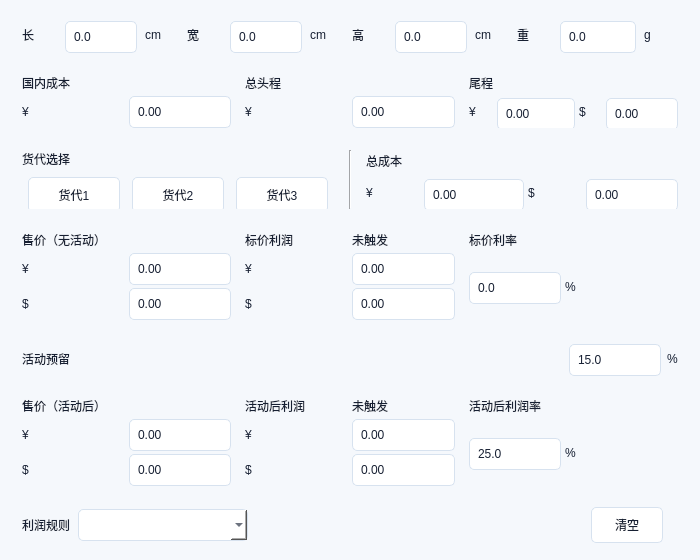
This is src/profit_accounting_26/ui/forms/quick_calculator.ui in aidenkael/2.6.1 as Qt 5 draws it before an edit. The edited form follows.
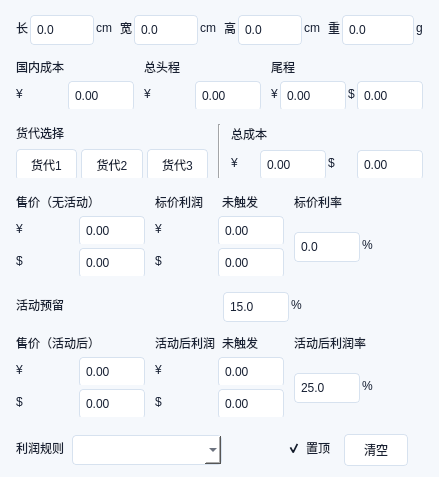
This is the edited form.

Commit message: feat: UU测算 final closure — 3 profit defaults, compact UI, on-top toggle, BAT

The edit to the form file:
```diff
--- a/src/profit_accounting_26/ui/forms/quick_calculator.ui
+++ b/src/profit_accounting_26/ui/forms/quick_calculator.ui
@@ -2,54 +2,35 @@
 <ui version="4.0">
  <class>QuickCalculatorWindow</class>
  <widget class="QMainWindow" name="QuickCalculatorWindow">
-  <property name="geometry">
-   <rect>
-    <x>0</x>
-    <y>0</y>
-    <width>700</width>
-    <height>560</height>
-   </rect>
-  </property>
-  <property name="minimumSize">
-   <size>
-    <width>700</width>
-    <height>560</height>
-   </size>
-  </property>
-  <property name="maximumSize">
-   <size>
-    <width>700</width>
-    <height>560</height>
-   </size>
-  </property>
   <property name="windowTitle">
    <string>UU测算</string>
   </property>
   <property name="styleSheet">
    <string>QMainWindow,QWidget{background:#f5f8fc;color:#172033;font-family:"Microsoft YaHei UI";font-size:9pt;}
-QFrame[section="true"]{background:white;border:1px solid #dbe5f1;border-radius:8px;}
+QFrame[section="true"]{background:white;border:1px solid #dbe5f1;border-radius:6px;}
 QLabel[title="true"]{font-weight:600;} QLabel[unit="true"]{color:#607089;} QLabel[status="true"]{font-size:8pt;color:#607089;}
-QDoubleSpinBox,QComboBox{background:white;border:1px solid #d7e2ef;border-radius:5px;padding:3px 6px;min-height:24px;}
+QDoubleSpinBox,QComboBox{background:white;border:1px solid #d7e2ef;border-radius:4px;padding:2px 4px;min-height:24px;}
 QDoubleSpinBox[preview="true"]{background:#f1f5fa;color:#607089;}
-QToolButton,QPushButton{background:white;border:1px solid #d7e2ef;border-radius:5px;padding:5px 8px;min-height:24px;}
-QToolButton[selected="true"]{background:#176ff2;color:white;border-color:#176ff2;font-weight:600;}</string>
+QToolButton,QPushButton{background:white;border:1px solid #d7e2ef;border-radius:4px;padding:3px 6px;min-height:24px;}
+QToolButton[selected="true"]{background:#176ff2;color:white;border-color:#176ff2;font-weight:600;}
+QCheckBox{background:transparent;color:#172033;}</string>
   </property>
   <widget class="QWidget" name="centralWidget">
    <layout class="QVBoxLayout" name="mainLayout">
     <property name="spacing">
-     <number>6</number>
+     <number>5</number>
     </property>
     <property name="leftMargin">
-     <number>10</number>
+     <number>8</number>
     </property>
     <property name="topMargin">
-     <number>10</number>
+     <number>8</number>
     </property>
     <property name="rightMargin">
-     <number>10</number>
+     <number>8</number>
     </property>
     <property name="bottomMargin">
-     <number>10</number>
+     <number>8</number>
     </property>
     <item>
      <widget class="QFrame" name="specSection">
@@ -61,16 +42,33 @@
         <number>8</number>
        </property>
        <property name="leftMargin">
-        <number>12</number>
+        <number>8</number>
        </property>
        <property name="topMargin">
+        <number>5</number>
+       </property>
+       <property name="rightMargin">
         <number>8</number>
        </property>
+       <property name="bottomMargin">
+        <number>5</number>
+       </property>
+       <item>
+        <layout class="QHBoxLayout" name="specLengthRow">
+         <property name="spacing">
+          <number>2</number>
+         </property>
+         <property name="leftMargin">
+          <number>0</number>
+         </property>
+         <property name="topMargin">
+          <number>0</number>
+         </property>
        <property name="rightMargin">
-        <number>12</number>
+          <number>0</number>
        </property>
        <property name="bottomMargin">
-        <number>8</number>
+          <number>0</number>
        </property>
        <item>
         <widget class="QLabel" name="lblQuickspinConservativeLengthCm">
@@ -83,14 +81,14 @@
         <widget class="QDoubleSpinBox" name="spinConservativeLengthCm">
          <property name="minimumSize">
           <size>
-           <width>72</width>
-           <height>28</height>
+             <width>64</width>
+             <height>26</height>
           </size>
          </property>
          <property name="maximumSize">
           <size>
-           <width>72</width>
-           <height>28</height>
+             <width>64</width>
+             <height>26</height>
           </size>
          </property>
          <property name="buttonSymbols">
@@ -114,6 +112,25 @@
          </property>
         </widget>
        </item>
+        </layout>
+       </item>
+       <item>
+        <layout class="QHBoxLayout" name="specWidthRow">
+         <property name="spacing">
+          <number>2</number>
+         </property>
+         <property name="leftMargin">
+          <number>0</number>
+         </property>
+         <property name="topMargin">
+          <number>0</number>
+         </property>
+         <property name="rightMargin">
+          <number>0</number>
+         </property>
+         <property name="bottomMargin">
+          <number>0</number>
+         </property>
        <item>
         <widget class="QLabel" name="lblQuickspinConservativeWidthCm">
          <property name="text">
@@ -125,14 +142,14 @@
         <widget class="QDoubleSpinBox" name="spinConservativeWidthCm">
          <property name="minimumSize">
           <size>
-           <width>72</width>
-           <height>28</height>
+             <width>64</width>
+             <height>26</height>
           </size>
          </property>
          <property name="maximumSize">
           <size>
-           <width>72</width>
-           <height>28</height>
+             <width>64</width>
+             <height>26</height>
           </size>
          </property>
          <property name="buttonSymbols">
@@ -156,6 +173,25 @@
          </property>
         </widget>
        </item>
+        </layout>
+       </item>
+       <item>
+        <layout class="QHBoxLayout" name="specHeightRow">
+         <property name="spacing">
+          <number>2</number>
+         </property>
+         <property name="leftMargin">
+          <number>0</number>
+         </property>
+         <property name="topMargin">
+          <number>0</number>
+         </property>
+         <property name="rightMargin">
+          <number>0</number>
+         </property>
+         <property name="bottomMargin">
+          <number>0</number>
+         </property>
        <item>
         <widget class="QLabel" name="lblQuickspinConservativeHeightCm">
          <property name="text">
@@ -167,14 +203,14 @@
         <widget class="QDoubleSpinBox" name="spinConservativeHeightCm">
          <property name="minimumSize">
           <size>
-           <width>72</width>
-           <height>28</height>
+             <width>64</width>
+             <height>26</height>
           </size>
          </property>
          <property name="maximumSize">
           <size>
-           <width>72</width>
-           <height>28</height>
+             <width>64</width>
+             <height>26</height>
           </size>
          </property>
          <property name="buttonSymbols">
@@ -198,6 +234,25 @@
          </property>
         </widget>
        </item>
+        </layout>
+       </item>
+       <item>
+        <layout class="QHBoxLayout" name="specWeightRow">
+         <property name="spacing">
+          <number>2</number>
+         </property>
+         <property name="leftMargin">
+          <number>0</number>
+         </property>
+         <property name="topMargin">
+          <number>0</number>
+         </property>
+         <property name="rightMargin">
+          <number>0</number>
+         </property>
+         <property name="bottomMargin">
+          <number>0</number>
+         </property>
        <item>
         <widget class="QLabel" name="lblQuickspinConservativeWeightG">
          <property name="text">
@@ -209,14 +264,14 @@
         <widget class="QDoubleSpinBox" name="spinConservativeWeightG">
          <property name="minimumSize">
           <size>
-           <width>76</width>
-           <height>28</height>
+             <width>72</width>
+             <height>26</height>
           </size>
          </property>
          <property name="maximumSize">
           <size>
-           <width>76</width>
-           <height>28</height>
+             <width>72</width>
+             <height>26</height>
           </size>
          </property>
          <property name="buttonSymbols">
@@ -241,6 +296,8 @@
         </widget>
        </item>
       </layout>
+       </item>
+      </layout>
      </widget>
     </item>
     <item>
@@ -249,23 +306,23 @@
        <bool>true</bool>
       </property>
       <layout class="QGridLayout" name="costGrid">
+       <property name="horizontalSpacing">
+        <number>10</number>
+       </property>
+       <property name="verticalSpacing">
+        <number>3</number>
+       </property>
        <property name="leftMargin">
-        <number>12</number>
+        <number>8</number>
        </property>
        <property name="topMargin">
-        <number>8</number>
+        <number>5</number>
        </property>
        <property name="rightMargin">
-        <number>12</number>
+        <number>8</number>
        </property>
        <property name="bottomMargin">
-        <number>8</number>
-       </property>
-       <property name="horizontalSpacing">
-        <number>14</number>
-       </property>
-       <property name="verticalSpacing">
-        <number>4</number>
+        <number>5</number>
        </property>
        <item row="0" column="0">
         <widget class="QLabel" name="lblQuickDomesticCost">
@@ -301,7 +358,7 @@
         <widget class="QWidget" name="quickDomesticCostRow" native="true">
          <layout class="QHBoxLayout" name="quickDomesticCostRowLayout">
           <property name="spacing">
-           <number>4</number>
+           <number>2</number>
           </property>
           <property name="leftMargin">
            <number>0</number>
@@ -327,6 +384,18 @@
           </item>
           <item>
            <widget class="QDoubleSpinBox" name="spinQuickDomesticCostRmb">
+            <property name="minimumSize">
+             <size>
+              <width>66</width>
+              <height>26</height>
+             </size>
+            </property>
+            <property name="maximumSize">
+             <size>
+              <width>66</width>
+              <height>26</height>
+             </size>
+            </property>
             <property name="buttonSymbols">
              <enum>QAbstractSpinBox::NoButtons</enum>
             </property>
@@ -345,7 +414,7 @@
         <widget class="QWidget" name="quickFirstMileRow" native="true">
          <layout class="QHBoxLayout" name="quickFirstMileRowLayout">
           <property name="spacing">
-           <number>4</number>
+           <number>2</number>
           </property>
           <property name="leftMargin">
            <number>0</number>
@@ -371,6 +440,18 @@
           </item>
           <item>
            <widget class="QDoubleSpinBox" name="txtQuickFirstMileTotalRmb">
+            <property name="minimumSize">
+             <size>
+              <width>66</width>
+              <height>26</height>
+             </size>
+            </property>
+            <property name="maximumSize">
+             <size>
+              <width>66</width>
+              <height>26</height>
+             </size>
+            </property>
             <property name="buttonSymbols">
              <enum>QAbstractSpinBox::NoButtons</enum>
             </property>
@@ -395,7 +476,7 @@
         <widget class="QWidget" name="quickTailRow" native="true">
          <layout class="QHBoxLayout" name="quickTailRowLayout">
           <property name="spacing">
-           <number>4</number>
+           <number>2</number>
           </property>
           <property name="leftMargin">
            <number>0</number>
@@ -423,14 +504,14 @@
            <widget class="QDoubleSpinBox" name="spinTailFreightRmb">
             <property name="minimumSize">
              <size>
-              <width>78</width>
-              <height>28</height>
+              <width>66</width>
+              <height>26</height>
              </size>
             </property>
             <property name="maximumSize">
              <size>
-              <width>78</width>
-              <height>28</height>
+              <width>66</width>
+              <height>26</height>
              </size>
             </property>
             <property name="buttonSymbols">
@@ -458,14 +539,14 @@
            <widget class="QDoubleSpinBox" name="spinTailFreightUsd">
             <property name="minimumSize">
              <size>
-              <width>72</width>
-              <height>28</height>
+              <width>66</width>
+              <height>26</height>
              </size>
             </property>
             <property name="maximumSize">
              <size>
-              <width>72</width>
-              <height>28</height>
+              <width>66</width>
+              <height>26</height>
              </size>
             </property>
             <property name="buttonSymbols">
@@ -492,25 +573,25 @@
       </property>
       <layout class="QHBoxLayout" name="forwarderCostLayout">
        <property name="spacing">
-        <number>14</number>
+        <number>10</number>
        </property>
        <property name="leftMargin">
-        <number>12</number>
+        <number>8</number>
        </property>
        <property name="topMargin">
-        <number>8</number>
+        <number>5</number>
        </property>
        <property name="rightMargin">
-        <number>12</number>
+        <number>8</number>
        </property>
        <property name="bottomMargin">
-        <number>8</number>
+        <number>5</number>
        </property>
        <item>
         <widget class="QWidget" name="forwarderHost">
          <layout class="QVBoxLayout" name="forwarderHostLayout">
           <property name="spacing">
-           <number>5</number>
+           <number>4</number>
           </property>
           <property name="leftMargin">
            <number>0</number>
@@ -537,7 +618,7 @@
           <item>
            <layout class="QHBoxLayout" name="quickForwarderButtonsLayout">
             <property name="spacing">
-             <number>6</number>
+             <number>4</number>
             </property>
             <item>
              <widget class="QToolButton" name="btnQuickForwarder1">
@@ -549,14 +630,14 @@
               </property>
               <property name="minimumSize">
                <size>
-                <width>76</width>
-                <height>28</height>
+                <width>48</width>
+                <height>26</height>
                </size>
               </property>
               <property name="maximumSize">
                <size>
-                <width>92</width>
-                <height>28</height>
+                <width>88</width>
+                <height>26</height>
                </size>
               </property>
              </widget>
@@ -571,14 +652,14 @@
               </property>
               <property name="minimumSize">
                <size>
-                <width>76</width>
-                <height>28</height>
+                <width>48</width>
+                <height>26</height>
                </size>
               </property>
               <property name="maximumSize">
                <size>
-                <width>92</width>
-                <height>28</height>
+                <width>88</width>
+                <height>26</height>
                </size>
               </property>
              </widget>
@@ -593,14 +674,14 @@
               </property>
               <property name="minimumSize">
                <size>
-                <width>76</width>
-                <height>28</height>
+                <width>48</width>
+                <height>26</height>
                </size>
               </property>
               <property name="maximumSize">
                <size>
-                <width>92</width>
-                <height>28</height>
+                <width>88</width>
+                <height>26</height>
                </size>
               </property>
              </widget>
@@ -624,7 +705,7 @@
         <widget class="QWidget" name="totalCostHost">
          <layout class="QVBoxLayout" name="totalCostHostLayout">
           <property name="spacing">
-           <number>5</number>
+           <number>4</number>
           </property>
           <property name="leftMargin">
            <number>0</number>
@@ -652,7 +733,7 @@
            <widget class="QWidget" name="quickTotalCostRow" native="true">
             <layout class="QHBoxLayout" name="quickTotalCostRowLayout">
              <property name="spacing">
-              <number>4</number>
+              <number>2</number>
              </property>
              <property name="leftMargin">
               <number>0</number>
@@ -680,14 +761,14 @@
               <widget class="QDoubleSpinBox" name="txtCalculatedCostRmb">
                <property name="minimumSize">
                 <size>
-                 <width>100</width>
-                 <height>28</height>
+                 <width>66</width>
+                 <height>26</height>
                 </size>
                </property>
                <property name="maximumSize">
                 <size>
-                 <width>100</width>
-                 <height>28</height>
+                 <width>66</width>
+                 <height>26</height>
                 </size>
                </property>
                <property name="buttonSymbols">
@@ -715,14 +796,14 @@
               <widget class="QDoubleSpinBox" name="txtCalculatedCostUsd">
                <property name="minimumSize">
                 <size>
-                 <width>92</width>
-                 <height>28</height>
+                 <width>66</width>
+                 <height>26</height>
                 </size>
                </property>
                <property name="maximumSize">
                 <size>
-                 <width>92</width>
-                 <height>28</height>
+                 <width>66</width>
+                 <height>26</height>
                 </size>
                </property>
                <property name="buttonSymbols">
@@ -759,23 +840,23 @@
        <bool>true</bool>
       </property>
       <layout class="QGridLayout" name="noActivityGrid">
+       <property name="horizontalSpacing">
+        <number>10</number>
+       </property>
+       <property name="verticalSpacing">
+        <number>3</number>
+       </property>
        <property name="leftMargin">
-        <number>12</number>
+        <number>8</number>
        </property>
        <property name="topMargin">
-        <number>8</number>
+        <number>5</number>
        </property>
        <property name="rightMargin">
-        <number>12</number>
+        <number>8</number>
        </property>
        <property name="bottomMargin">
-        <number>8</number>
-       </property>
-       <property name="horizontalSpacing">
-        <number>14</number>
-       </property>
-       <property name="verticalSpacing">
-        <number>4</number>
+        <number>5</number>
        </property>
        <item row="0" column="0">
         <widget class="QLabel" name="lblNoActivityPrice">
@@ -838,11 +919,11 @@
          </property>
         </widget>
        </item>
-       <item row="1" column="0" rowspan="2" colspan="1">
+       <item row="1" column="0">
         <widget class="QWidget" name="noActivityPrice" native="true">
          <layout class="QVBoxLayout" name="noActivityPriceLayout">
           <property name="spacing">
-           <number>3</number>
+           <number>2</number>
           </property>
           <property name="leftMargin">
            <number>0</number>
@@ -860,7 +941,7 @@
            <widget class="QWidget" name="noActivityPriceRmbRow" native="true">
             <layout class="QHBoxLayout" name="noActivityPriceRmbRowLayout">
              <property name="spacing">
-              <number>4</number>
+              <number>2</number>
              </property>
              <property name="leftMargin">
               <number>0</number>
@@ -886,6 +967,18 @@
              </item>
              <item>
               <widget class="QDoubleSpinBox" name="txtNoActivityPriceRmb">
+               <property name="minimumSize">
+                <size>
+                 <width>66</width>
+                 <height>26</height>
+                </size>
+               </property>
+               <property name="maximumSize">
+                <size>
+                 <width>66</width>
+                 <height>26</height>
+                </size>
+               </property>
                <property name="buttonSymbols">
                 <enum>QAbstractSpinBox::NoButtons</enum>
                </property>
@@ -910,7 +1003,7 @@
            <widget class="QWidget" name="noActivityPriceUsdRow" native="true">
             <layout class="QHBoxLayout" name="noActivityPriceUsdRowLayout">
              <property name="spacing">
-              <number>4</number>
+              <number>2</number>
              </property>
              <property name="leftMargin">
               <number>0</number>
@@ -936,6 +1029,18 @@
              </item>
              <item>
               <widget class="QDoubleSpinBox" name="txtNoActivityPriceUsd">
+               <property name="minimumSize">
+                <size>
+                 <width>66</width>
+                 <height>26</height>
+                </size>
+               </property>
+               <property name="maximumSize">
+                <size>
+                 <width>66</width>
+                 <height>26</height>
+                </size>
+               </property>
                <property name="buttonSymbols">
                 <enum>QAbstractSpinBox::NoButtons</enum>
                </property>
@@ -953,11 +1058,11 @@
          </layout>
         </widget>
        </item>
-       <item row="1" column="1" rowspan="2" colspan="1">
+       <item row="1" column="1">
         <widget class="QWidget" name="noActivityProfit" native="true">
          <layout class="QVBoxLayout" name="noActivityProfitLayout">
           <property name="spacing">
-           <number>3</number>
+           <number>2</number>
           </property>
           <property name="leftMargin">
            <number>0</number>
@@ -975,7 +1080,7 @@
            <widget class="QWidget" name="noActivityProfitRmbRow" native="true">
             <layout class="QHBoxLayout" name="noActivityProfitRmbRowLayout">
              <property name="spacing">
-              <number>4</number>
+              <number>2</number>
              </property>
              <property name="leftMargin">
               <number>0</number>
@@ -1001,6 +1106,18 @@
              </item>
              <item>
               <widget class="QDoubleSpinBox" name="txtNoActivityProfitRmb">
+               <property name="minimumSize">
+                <size>
+                 <width>66</width>
+                 <height>26</height>
+                </size>
+               </property>
+               <property name="maximumSize">
+                <size>
+                 <width>66</width>
+                 <height>26</height>
+                </size>
+               </property>
                <property name="buttonSymbols">
                 <enum>QAbstractSpinBox::NoButtons</enum>
                </property>
@@ -1022,7 +1139,7 @@
            <widget class="QWidget" name="noActivityProfitUsdRow" native="true">
             <layout class="QHBoxLayout" name="noActivityProfitUsdRowLayout">
              <property name="spacing">
-              <number>4</number>
+              <number>2</number>
              </property>
              <property name="leftMargin">
               <number>0</number>
@@ -1048,6 +1165,18 @@
              </item>
              <item>
               <widget class="QDoubleSpinBox" name="txtNoActivityProfitUsd">
+               <property name="minimumSize">
+                <size>
+                 <width>66</width>
+                 <height>26</height>
+                </size>
+               </property>
+               <property name="maximumSize">
+                <size>
+                 <width>66</width>
+                 <height>26</height>
+                </size>
+               </property>
                <property name="buttonSymbols">
                 <enum>QAbstractSpinBox::NoButtons</enum>
                </property>
@@ -1074,11 +1203,11 @@
          </layout>
         </widget>
        </item>
-       <item row="1" column="2" rowspan="2" colspan="1">
+       <item row="1" column="2">
         <widget class="QWidget" name="listPriceRateRow" native="true">
          <layout class="QHBoxLayout" name="listPriceRateRowLayout">
           <property name="spacing">
-           <number>4</number>
+           <number>2</number>
           </property>
           <property name="leftMargin">
            <number>0</number>
@@ -1096,14 +1225,14 @@
            <widget class="QDoubleSpinBox" name="txtListPriceProfitRate">
             <property name="minimumSize">
              <size>
-              <width>92</width>
-              <height>28</height>
+              <width>66</width>
+              <height>26</height>
              </size>
             </property>
             <property name="maximumSize">
              <size>
-              <width>92</width>
-              <height>28</height>
+              <width>66</width>
+              <height>26</height>
              </size>
             </property>
             <property name="buttonSymbols">
@@ -1146,16 +1275,16 @@
         <number>6</number>
        </property>
        <property name="leftMargin">
-        <number>12</number>
+        <number>8</number>
        </property>
        <property name="topMargin">
-        <number>6</number>
+        <number>4</number>
        </property>
        <property name="rightMargin">
-        <number>12</number>
+        <number>8</number>
        </property>
        <property name="bottomMargin">
-        <number>6</number>
+        <number>4</number>
        </property>
        <item>
         <widget class="QLabel" name="lblPromotionReserve">
@@ -1168,30 +1297,34 @@
         </widget>
        </item>
        <item>
-        <spacer name="promotionReserveStretch">
-         <property name="orientation">
-          <enum>Qt::Horizontal</enum>
+        <layout class="QHBoxLayout" name="promotionReserveValueRow">
+         <property name="spacing">
+          <number>2</number>
          </property>
-         <property name="sizeHint">
-          <size>
-           <width>40</width>
-           <height>1</height>
-          </size>
+         <property name="leftMargin">
+          <number>0</number>
          </property>
-        </spacer>
-       </item>
+         <property name="topMargin">
+          <number>0</number>
+         </property>
+         <property name="rightMargin">
+          <number>0</number>
+         </property>
+         <property name="bottomMargin">
+          <number>0</number>
+         </property>
        <item>
         <widget class="QDoubleSpinBox" name="spinPromotionReserve">
          <property name="minimumSize">
           <size>
-           <width>92</width>
-           <height>28</height>
+             <width>66</width>
+             <height>26</height>
           </size>
          </property>
          <property name="maximumSize">
           <size>
-           <width>92</width>
-           <height>28</height>
+             <width>66</width>
+             <height>26</height>
           </size>
          </property>
          <property name="buttonSymbols">
@@ -1219,6 +1352,8 @@
         </widget>
        </item>
       </layout>
+       </item>
+      </layout>
      </widget>
     </item>
     <item>
@@ -1227,23 +1362,23 @@
        <bool>true</bool>
       </property>
       <layout class="QGridLayout" name="activityGrid">
+       <property name="horizontalSpacing">
+        <number>10</number>
+       </property>
+       <property name="verticalSpacing">
+        <number>3</number>
+       </property>
        <property name="leftMargin">
-        <number>12</number>
+        <number>8</number>
        </property>
        <property name="topMargin">
-        <number>8</number>
+        <number>5</number>
        </property>
        <property name="rightMargin">
-        <number>12</number>
+        <number>8</number>
        </property>
        <property name="bottomMargin">
-        <number>8</number>
-       </property>
-       <property name="horizontalSpacing">
-        <number>14</number>
-       </property>
-       <property name="verticalSpacing">
-        <number>4</number>
+        <number>5</number>
        </property>
        <item row="0" column="0">
         <widget class="QLabel" name="lblActivityPrice">
@@ -1306,11 +1441,11 @@
          </property>
         </widget>
        </item>
-       <item row="1" column="0" rowspan="2" colspan="1">
+       <item row="1" column="0">
         <widget class="QWidget" name="activityPrice" native="true">
          <layout class="QVBoxLayout" name="activityPriceLayout">
           <property name="spacing">
-           <number>3</number>
+           <number>2</number>
           </property>
           <property name="leftMargin">
            <number>0</number>
@@ -1328,7 +1463,7 @@
            <widget class="QWidget" name="activityPriceRmbRow" native="true">
             <layout class="QHBoxLayout" name="activityPriceRmbRowLayout">
              <property name="spacing">
-              <number>4</number>
+              <number>2</number>
              </property>
              <property name="leftMargin">
               <number>0</number>
@@ -1354,6 +1489,18 @@
              </item>
              <item>
               <widget class="QDoubleSpinBox" name="txtActivityPriceRmb">
+               <property name="minimumSize">
+                <size>
+                 <width>66</width>
+                 <height>26</height>
+                </size>
+               </property>
+               <property name="maximumSize">
+                <size>
+                 <width>66</width>
+                 <height>26</height>
+                </size>
+               </property>
                <property name="buttonSymbols">
                 <enum>QAbstractSpinBox::NoButtons</enum>
                </property>
@@ -1378,7 +1525,7 @@
            <widget class="QWidget" name="activityPriceUsdRow" native="true">
             <layout class="QHBoxLayout" name="activityPriceUsdRowLayout">
              <property name="spacing">
-              <number>4</number>
+              <number>2</number>
              </property>
              <property name="leftMargin">
               <number>0</number>
@@ -1404,6 +1551,18 @@
              </item>
              <item>
               <widget class="QDoubleSpinBox" name="txtActivityPriceUsd">
+               <property name="minimumSize">
+                <size>
+                 <width>66</width>
+                 <height>26</height>
+                </size>
+               </property>
+               <property name="maximumSize">
+                <size>
+                 <width>66</width>
+                 <height>26</height>
+                </size>
+               </property>
                <property name="buttonSymbols">
                 <enum>QAbstractSpinBox::NoButtons</enum>
                </property>
@@ -1427,11 +1586,11 @@
          </layout>
         </widget>
        </item>
-       <item row="1" column="1" rowspan="2" colspan="1">
+       <item row="1" column="1">
         <widget class="QWidget" name="activityProfit" native="true">
          <layout class="QVBoxLayout" name="activityProfitLayout">
           <property name="spacing">
-           <number>3</number>
+           <number>2</number>
           </property>
           <property name="leftMargin">
            <number>0</number>
@@ -1449,7 +1608,7 @@
            <widget class="QWidget" name="activityProfitRmbRow" native="true">
             <layout class="QHBoxLayout" name="activityProfitRmbRowLayout">
              <property name="spacing">
-              <number>4</number>
+              <number>2</number>
              </property>
              <property name="leftMargin">
               <number>0</number>
@@ -1475,6 +1634,18 @@
              </item>
              <item>
               <widget class="QDoubleSpinBox" name="txtActivityProfitRmb">
+               <property name="minimumSize">
+                <size>
+                 <width>66</width>
+                 <height>26</height>
+                </size>
+               </property>
+               <property name="maximumSize">
+                <size>
+                 <width>66</width>
+                 <height>26</height>
+                </size>
+               </property>
                <property name="buttonSymbols">
                 <enum>QAbstractSpinBox::NoButtons</enum>
                </property>
@@ -1496,7 +1667,7 @@
            <widget class="QWidget" name="activityProfitUsdRow" native="true">
             <layout class="QHBoxLayout" name="activityProfitUsdRowLayout">
              <property name="spacing">
-              <number>4</number>
+              <number>2</number>
              </property>
              <property name="leftMargin">
               <number>0</number>
@@ -1522,6 +1693,18 @@
              </item>
              <item>
               <widget class="QDoubleSpinBox" name="txtActivityProfitUsd">
+               <property name="minimumSize">
+                <size>
+                 <width>66</width>
+                 <height>26</height>
+                </size>
+               </property>
+               <property name="maximumSize">
+                <size>
+                 <width>66</width>
+                 <height>26</height>
+                </size>
+               </property>
                <property name="buttonSymbols">
                 <enum>QAbstractSpinBox::NoButtons</enum>
                </property>
@@ -1548,11 +1731,11 @@
          </layout>
         </widget>
        </item>
-       <item row="1" column="2" rowspan="2" colspan="1">
+       <item row="1" column="2">
         <widget class="QWidget" name="activityProfitRateRow" native="true">
          <layout class="QHBoxLayout" name="activityProfitRateRowLayout">
           <property name="spacing">
-           <number>4</number>
+           <number>2</number>
           </property>
           <property name="leftMargin">
            <number>0</number>
@@ -1570,14 +1753,14 @@
            <widget class="QDoubleSpinBox" name="spinProfitRate">
             <property name="minimumSize">
              <size>
-              <width>92</width>
-              <height>28</height>
+              <width>66</width>
+              <height>26</height>
              </size>
             </property>
             <property name="maximumSize">
              <size>
-              <width>92</width>
-              <height>28</height>
+              <width>66</width>
+              <height>26</height>
              </size>
             </property>
             <property name="buttonSymbols">
@@ -1623,16 +1806,16 @@
         <number>8</number>
        </property>
        <property name="leftMargin">
-        <number>12</number>
+        <number>8</number>
        </property>
        <property name="topMargin">
-        <number>7</number>
+        <number>5</number>
        </property>
        <property name="rightMargin">
-        <number>12</number>
+        <number>8</number>
        </property>
        <property name="bottomMargin">
-        <number>7</number>
+        <number>5</number>
        </property>
        <item>
         <widget class="QLabel" name="lblProfitRule">
@@ -1648,8 +1831,14 @@
         <widget class="QComboBox" name="cmbProfitRule">
          <property name="minimumSize">
           <size>
-           <width>170</width>
-           <height>28</height>
+           <width>150</width>
+           <height>26</height>
+          </size>
+         </property>
+         <property name="maximumSize">
+          <size>
+           <width>220</width>
+           <height>26</height>
           </size>
          </property>
         </widget>
@@ -1661,12 +1850,22 @@
          </property>
          <property name="sizeHint">
           <size>
-           <width>40</width>
+           <width>10</width>
            <height>1</height>
           </size>
          </property>
         </spacer>
        </item>
+       <item>
+        <widget class="QCheckBox" name="chkQuickStayOnTop">
+         <property name="text">
+          <string>置顶</string>
+         </property>
+         <property name="checked">
+          <bool>true</bool>
+         </property>
+        </widget>
+       </item>
        <item>
         <widget class="QPushButton" name="btnClearAndNew">
          <property name="text">
@@ -1674,8 +1873,14 @@
          </property>
          <property name="minimumSize">
           <size>
-           <width>72</width>
-           <height>30</height>
+           <width>64</width>
+           <height>28</height>
+          </size>
+         </property>
+         <property name="maximumSize">
+          <size>
+           <width>80</width>
+           <height>28</height>
           </size>
          </property>
         </widget>
```
Left out of the diff: 14 changed lines with no effect on the pictures. Lines whose indentation alone changed are shown as unchanged. The commit also changes 6 other files.
